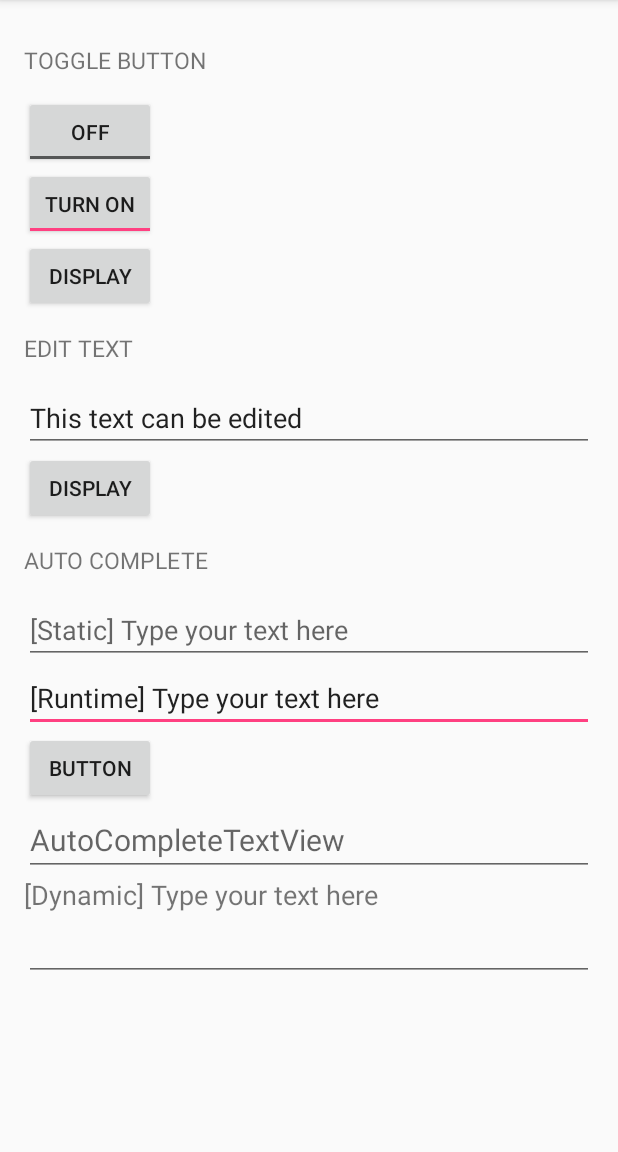
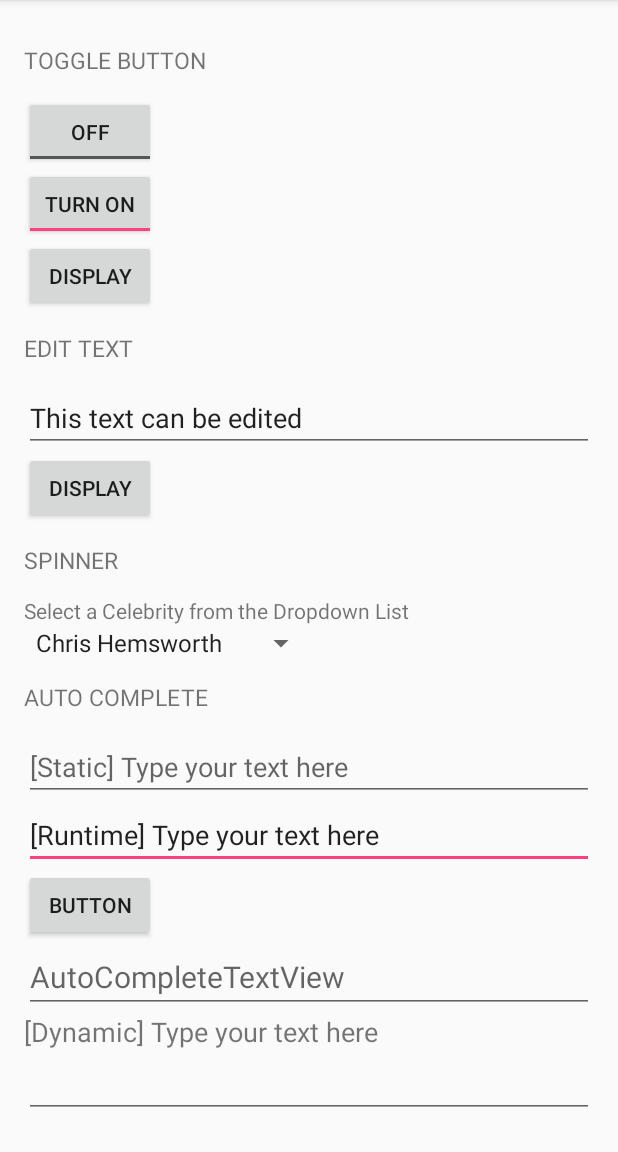
Before and after one commit to lukyth/anything, an Android app: the screen it shows after launch (MainActivity), on a phone screen of 412 x 824 dp, the part 84-1236 px from its top. Run offline under Robolectric (Android 15) with nearby library versions, the phone set to English and light mode, and no system bars.

Commit message:
Add Spinner example

```diff
--- a/app/src/main/java/com/kanitkorn/android/anything/MainActivity.java
+++ b/app/src/main/java/com/kanitkorn/android/anything/MainActivity.java
@@ -3,12 +3,14 @@ package com.kanitkorn.android.anything;
 import android.support.v7.app.AppCompatActivity;
 import android.os.Bundle;
 import android.view.View;
+import android.widget.AdapterView;
 import android.widget.ArrayAdapter;
 import android.widget.AutoCompleteTextView;
 import android.widget.Button;
 import android.widget.EditText;
 import android.widget.LinearLayout;
 import android.widget.LinearLayout.LayoutParams;
+import android.widget.Spinner;
 import android.widget.Toast;
 import android.widget.ToggleButton;
 
@@ -20,11 +22,25 @@ public class MainActivity extends AppCompatActivity {
     private ToggleButton toggleButton1, toggleButton2;
     private EditText editText;
 
+    Spinner spinner;
+
+    String[] celebrities = {
+            "Chris Hemsworth",
+            "Jennifer Lawrence",
+            "Jessica Alba",
+            "Brad Pitt",
+            "Tom Cruise",
+            "Johnny Depp",
+            "Megan Fox",
+            "Paul Walker",
+            "Vin Diesel"
+    };
+
     List<String> listAutoCompleteRuntime;
     AutoCompleteTextView autoCompleteTextViewRuntime;
 
-    String str[] = {"Arun", "Mathev", "Vishnu", "Vishal", "Arjun",
-            "Arul", "Balaji", "Babu", "Boopathy", "Godwin", "Nagaraj"};
+    String str[] = {"Arun", "Mathev", "Vishnu", "Vishal", "Arjun", "Arul", "Balaji", "Babu", "Boopathy", "Godwin", "Nagaraj"};
+
 
     @Override
     protected void onCreate(Bundle savedInstanceState) {
@@ -35,10 +51,32 @@ public class MainActivity extends AppCompatActivity {
 
         addListenerOnEditText();
 
+        addListenerOnSpinner();
+
         initAutoCompleteStatic();
         initAutoCompleteDynamic();
         initAutoCompleteRuntime();
 
+    }
+
+    public void addListenerOnSpinner() {
+        spinner = (Spinner) findViewById(R.id.spinner);
+        ArrayAdapter<String> adapter = new ArrayAdapter<>(this, android.R.layout.simple_spinner_item, celebrities);
+
+        spinner.setAdapter(adapter);
+        spinner.setOnItemSelectedListener(new AdapterView.OnItemSelectedListener() {
+
+            @Override
+            public void onItemSelected(AdapterView<?> arg0, View arg1, int arg2, long arg3) {
+                int position = spinner.getSelectedItemPosition();
+                Toast.makeText(getApplicationContext(), "You have selected " + celebrities[+position], Toast.LENGTH_LONG).show();
+            }
+
+            @Override
+            public void onNothingSelected(AdapterView<?> arg0) {
+
+            }
+        });
     }
 
     public void initAutoCompleteStatic() {
--- a/app/src/main/res/layout/activity_main.xml
+++ b/app/src/main/res/layout/activity_main.xml
@@ -60,6 +60,21 @@
 
         <TextView
             style="@style/HeaderTextStyle"
+            android:text="@string/spinner" />
+
+        <TextView
+            android:id="@+id/textViewSpinner1"
+            android:layout_width="wrap_content"
+            android:layout_height="wrap_content"
+            android:text="@string/select_celebrity" />
+
+        <Spinner
+            android:id="@+id/spinner"
+            android:layout_width="wrap_content"
+            android:layout_height="wrap_content" />
+
+        <TextView
+            style="@style/HeaderTextStyle"
             android:text="@string/auto_complete" />
 
         <AutoCompleteTextView
@@ -72,8 +87,8 @@
             android:id="@+id/editText1"
             android:layout_width="match_parent"
             android:layout_height="wrap_content"
-            android:text="@string/autocomplete_runtime_enter_text"
-            android:inputType="textPersonName" >
+            android:inputType="textPersonName"
+            android:text="@string/autocomplete_runtime_enter_text">
 
             <requestFocus />
         </EditText>
--- a/app/src/main/res/values/strings.xml
+++ b/app/src/main/res/values/strings.xml
@@ -10,6 +10,9 @@
     <string name="enter_text">Type your text here</string>
     <string name="initial_text">This text can be edited</string>
 
+    <string name="spinner">Spinner</string>
+    <string name="select_celebrity">Select a Celebrity from the Dropdown List</string>
+
     <string name="auto_complete">Auto Complete</string>
     <string name="autocomplete_static_enter_text">[Static] Type your text here</string>
     <string name="autocomplete_dynamic_enter_text">[Dynamic] Type your text here</string>
```
